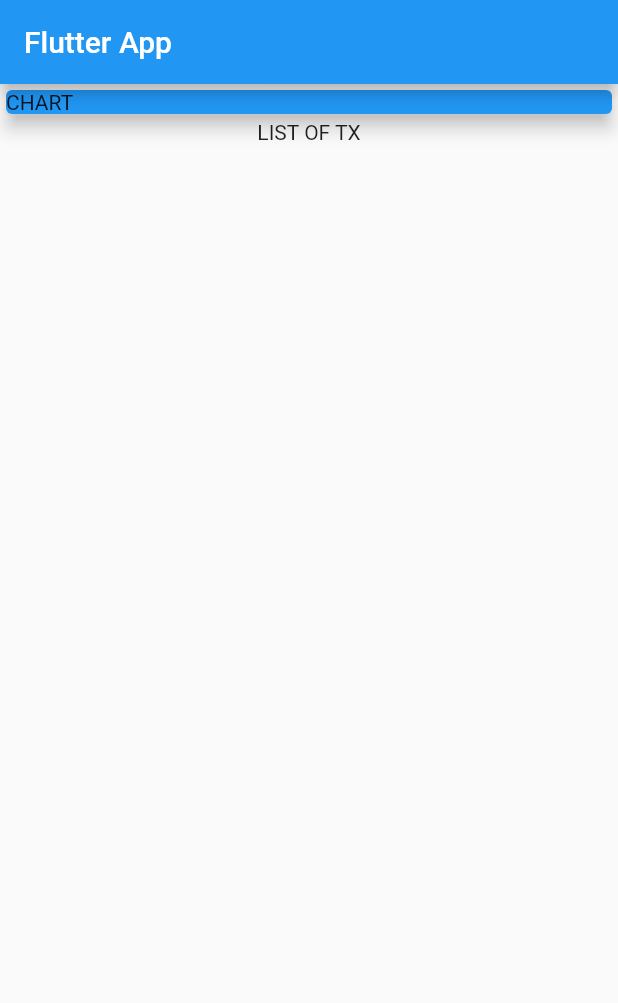
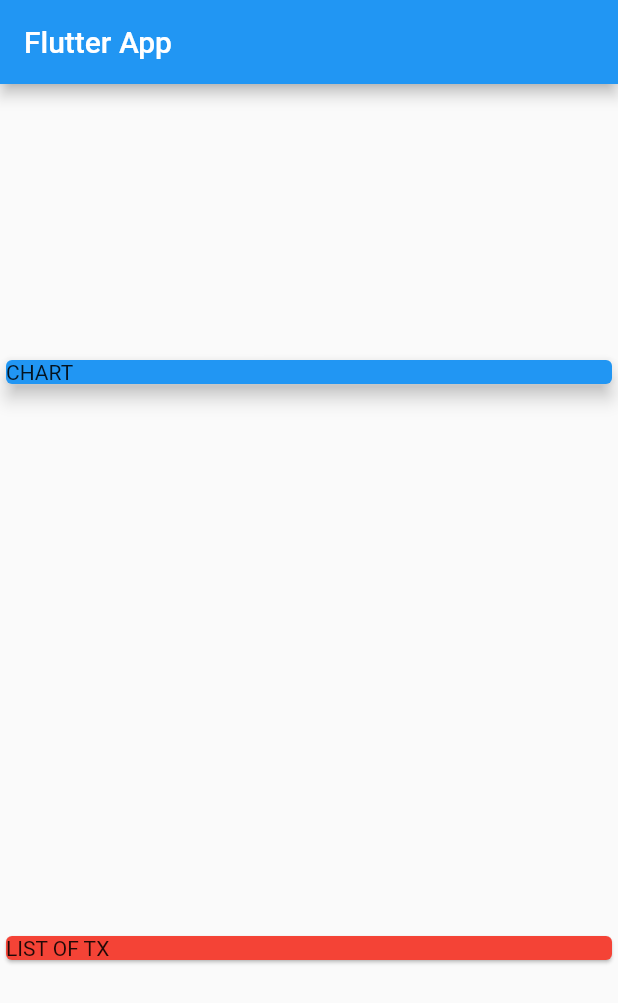
Before and after one commit to jimingoal/personal_expenses_app, a Flutter app: the screen it shows after launch, on a phone screen of 412 x 824 dp. Shown: the top 1003 px of the screen. Run offline on Flutter 3.47's test engine with Material 2 defaults, Android fonts, the phone set to English and light mode, and no system bars.

Commit message:
73. Understanding Column Alignment

```diff
--- a/lib/main.dart
+++ b/lib/main.dart
@@ -34,6 +34,8 @@ class _MyHomePageState extends State<MyHomePage> {
         title: const Text('Flutter App'),
       ),
       body: Column(
+        mainAxisAlignment: MainAxisAlignment.spaceAround,
+        crossAxisAlignment: CrossAxisAlignment.stretch,
         children: const [
           SizedBox(
             width: double.infinity,
@@ -43,7 +45,7 @@ class _MyHomePageState extends State<MyHomePage> {
               elevation: 5,
             ),
           ),
-          Text('LIST OF TX'),
+          Card(color: Colors.red, child: Text('LIST OF TX')),
         ],
       ),
     );
```
